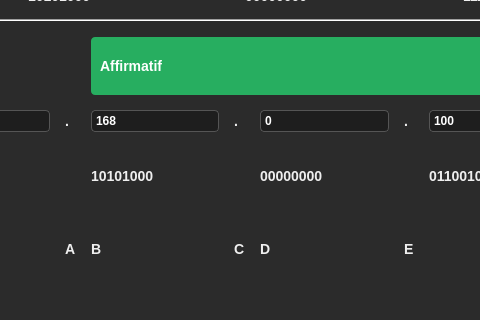
This is calculatrice.ui in KuKaRaCHa-gg/Calculatrice-QT as Qt 5 draws it before an edit; both pictures show x 373 to 853 and y 530 to 850 of the 950 by 850 pixel window. The edited form follows.
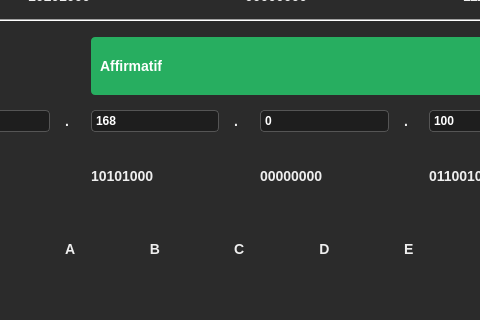
This is the edited form.

```diff
--- a/calculatrice.ui
+++ b/calculatrice.ui
@@ -749,6 +749,9 @@
         <property name="text">
          <string>B</string>
         </property>
+        <property name="alignment">
+         <set>Qt::AlignmentFlag::AlignCenter</set>
+        </property>
        </widget>
       </item>
       <item row="3" column="4">
@@ -763,6 +766,9 @@
         <property name="text">
          <string>D</string>
         </property>
+        <property name="alignment">
+         <set>Qt::AlignmentFlag::AlignCenter</set>
+        </property>
        </widget>
       </item>
       <item row="3" column="6">
```
